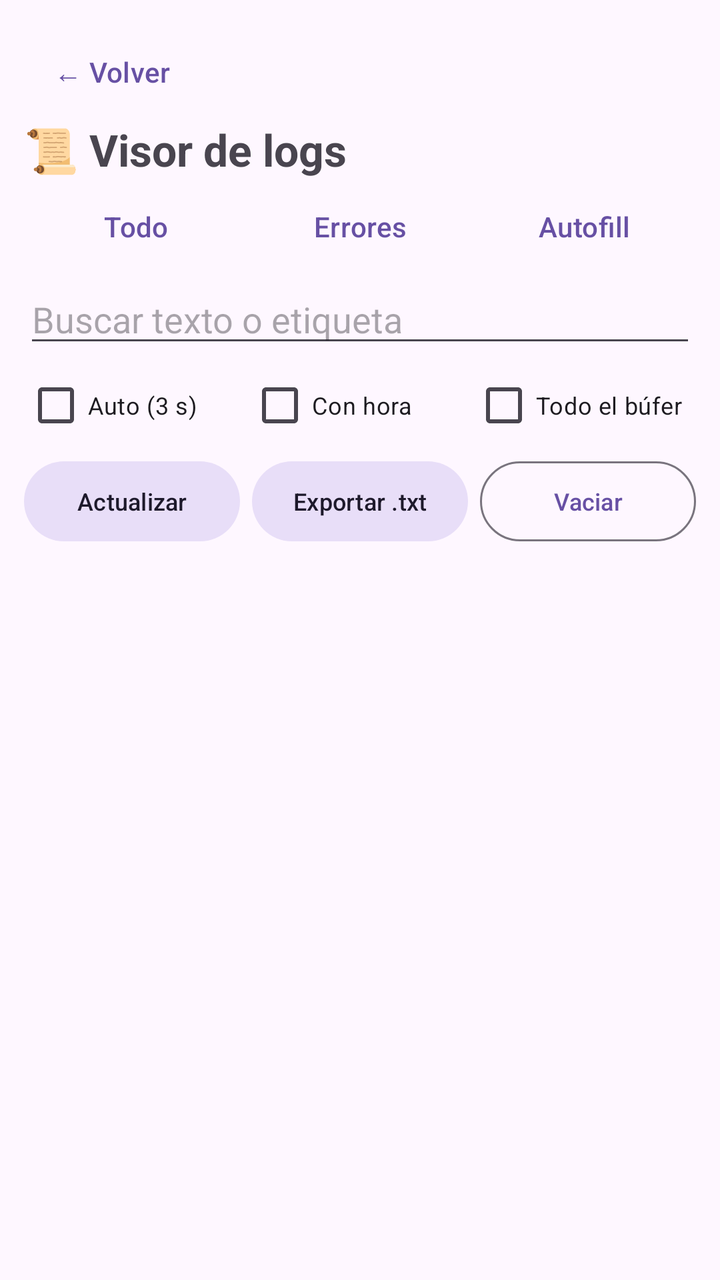
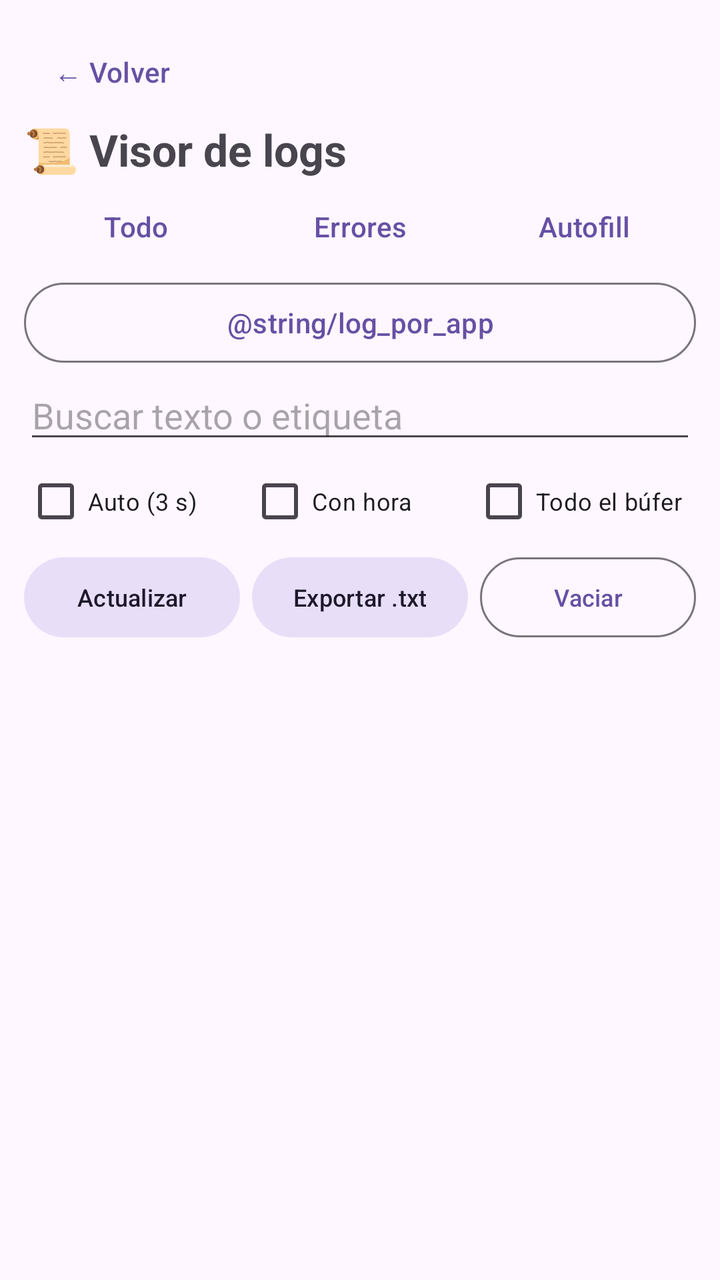

Compare the two renders of this Android layout. The source of the first and the diff that turns it into the second are given below.
<!-- AndroidManifest.xml: application theme Theme.Suite -->
<!-- res/layout/activity_logcat.xml -->
<?xml version="1.0" encoding="utf-8"?>
<LinearLayout xmlns:android="http://schemas.android.com/apk/res/android"
    android:layout_width="match_parent"
    android:layout_height="match_parent"
    android:orientation="vertical"
    android:padding="12dp">

    <com.google.android.material.button.MaterialButton
        android:id="@+id/btnVolver"
        style="@style/Widget.Material3.Button.TextButton"
        android:layout_width="wrap_content"
        android:layout_height="wrap_content"
        android:text="@string/volver" />

    <TextView
        android:layout_width="match_parent"
        android:layout_height="wrap_content"
        android:text="@string/menu_logcat"
        android:textSize="22sp"
        android:textStyle="bold" />

    <TextView
        android:id="@+id/logAviso"
        android:layout_width="match_parent"
        android:layout_height="wrap_content"
        android:layout_marginTop="6dp"
        android:text="@string/requiere_modo_avanzado"
        android:textSize="13sp"
        android:visibility="gone" />

    <com.google.android.material.button.MaterialButton
        android:id="@+id/btnLogModoAvanzado"
        style="@style/Widget.Material3.Button.TonalButton"
        android:layout_width="wrap_content"
        android:layout_height="wrap_content"
        android:text="@string/abrir_modo_avanzado"
        android:visibility="gone" />

    <LinearLayout
        android:layout_width="match_parent"
        android:layout_height="wrap_content"
        android:orientation="horizontal">

        <com.google.android.material.button.MaterialButton
            android:id="@+id/btnLogTodo"
            style="@style/Widget.Material3.Button.TextButton"
            android:layout_width="0dp"
            android:layout_height="wrap_content"
            android:layout_weight="1"
            android:paddingStart="4dp"
            android:paddingEnd="4dp"
            android:text="@string/filtro_todo" />

        <com.google.android.material.button.MaterialButton
            android:id="@+id/btnLogErrores"
            style="@style/Widget.Material3.Button.TextButton"
            android:layout_width="0dp"
            android:layout_height="wrap_content"
            android:layout_weight="1"
            android:paddingStart="4dp"
            android:paddingEnd="4dp"
            android:text="@string/filtro_errores" />

        <com.google.android.material.button.MaterialButton
            android:id="@+id/btnLogAutofill"
            style="@style/Widget.Material3.Button.TextButton"
            android:layout_width="0dp"
            android:layout_height="wrap_content"
            android:layout_weight="1"
            android:paddingStart="4dp"
            android:paddingEnd="4dp"
            android:text="@string/filtro_autofill" />
    </LinearLayout>

    <EditText
        android:id="@+id/etFiltroLog"
        android:layout_width="match_parent"
        android:layout_height="wrap_content"
        android:hint="@string/hint_filtro_log"
        android:importantForAutofill="no"
        android:inputType="text"
        android:maxLines="1" />

    <LinearLayout
        android:layout_width="match_parent"
        android:layout_height="wrap_content"
        android:orientation="horizontal">

        <CheckBox
            android:id="@+id/chkLogAuto"
            android:layout_width="0dp"
            android:layout_height="wrap_content"
            android:layout_weight="1"
            android:text="@string/log_auto"
            android:textSize="12sp" />

        <CheckBox
            android:id="@+id/chkLogHora"
            android:layout_width="0dp"
            android:layout_height="wrap_content"
            android:layout_weight="1"
            android:text="@string/log_hora"
            android:textSize="12sp" />

        <CheckBox
            android:id="@+id/chkLogTodo"
            android:layout_width="0dp"
            android:layout_height="wrap_content"
            android:layout_weight="1"
            android:text="@string/log_buffer_completo"
            android:textSize="12sp" />
    </LinearLayout>

    <LinearLayout
        android:layout_width="match_parent"
        android:layout_height="wrap_content"
        android:orientation="horizontal">

        <com.google.android.material.button.MaterialButton
            android:id="@+id/btnLogActualizar"
            style="@style/Widget.Material3.Button.TonalButton"
            android:layout_width="0dp"
            android:layout_height="wrap_content"
            android:layout_weight="1"
            android:paddingStart="4dp"
            android:paddingEnd="4dp"
            android:text="@string/actualizar"
            android:textSize="12sp" />

        <com.google.android.material.button.MaterialButton
            android:id="@+id/btnLogExportar"
            style="@style/Widget.Material3.Button.TonalButton"
            android:layout_width="0dp"
            android:layout_height="wrap_content"
            android:layout_marginStart="6dp"
            android:layout_weight="1"
            android:paddingStart="4dp"
            android:paddingEnd="4dp"
            android:text="@string/exportar_txt"
            android:textSize="12sp" />

        <com.google.android.material.button.MaterialButton
            android:id="@+id/btnLogLimpiar"
            style="@style/Widget.Material3.Button.OutlinedButton"
            android:layout_width="0dp"
            android:layout_height="wrap_content"
            android:layout_marginStart="6dp"
            android:layout_weight="1"
            android:paddingStart="4dp"
            android:paddingEnd="4dp"
            android:text="@string/log_limpiar"
            android:textSize="12sp" />
    </LinearLayout>

    <TextView
        android:id="@+id/logResumen"
        android:layout_width="match_parent"
        android:layout_height="wrap_content"
        android:layout_marginTop="4dp"
        android:textSize="12sp" />

    <ListView
        android:id="@+id/listaLog"
        android:layout_width="match_parent"
        android:layout_height="0dp"
        android:layout_weight="1"
        android:divider="@null"
        android:stackFromBottom="false" />
</LinearLayout>
<!-- resources referenced by this layout -->
<resources>
  <string name="abrir_modo_avanzado">Abrir el Modo Avanzado</string>
  <string name="actualizar">Actualizar</string>
  <string name="exportar_txt">Exportar .txt</string>
  <string name="filtro_autofill">Autofill</string>
  <string name="filtro_errores">Errores</string>
  <string name="filtro_todo">Todo</string>
  <string name="hint_filtro_log">Buscar texto o etiqueta</string>
  <string name="log_auto">Auto (3 s)</string>
  <string name="log_buffer_completo">Todo el búfer</string>
  <string name="log_hora">Con hora</string>
  <string name="log_limpiar">Vaciar</string>
  <string name="menu_logcat">📜 Visor de logs</string>
  <string name="requiere_modo_avanzado">Requiere el Modo Avanzado. Empareja y conecta la depuración inalámbrica para usar esta función.</string>
  <string name="volver">← Volver</string>
  <style name="Theme.Suite" parent="Theme.Material3.DayNight.NoActionBar" />
</resources>

<!-- the commit's change to res/layout/activity_logcat.xml (unified diff, before → after) -->
@@ -71,6 +71,13 @@
             android:paddingEnd="4dp"
             android:text="@string/filtro_autofill" />
     </LinearLayout>
+
+    <com.google.android.material.button.MaterialButton
+        android:id="@+id/btnLogApp"
+        style="@style/Widget.Material3.Button.OutlinedButton"
+        android:layout_width="match_parent"
+        android:layout_height="wrap_content"
+        android:text="@string/log_por_app" />
 
     <EditText
         android:id="@+id/etFiltroLog"
